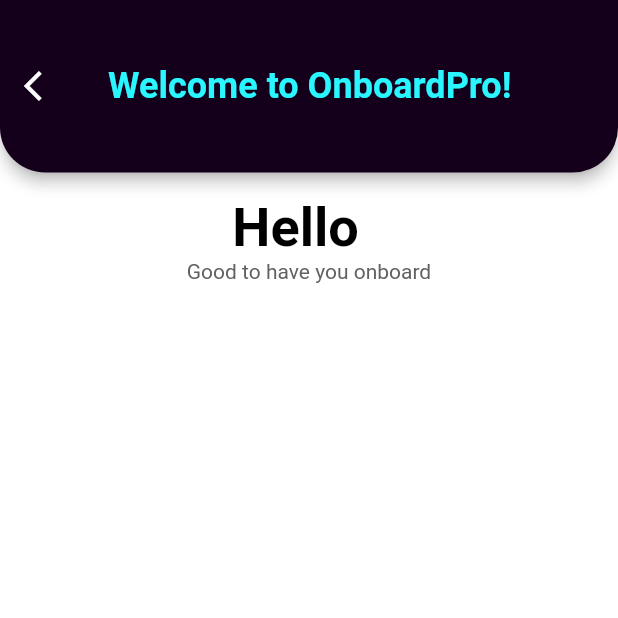
After one commit to sonusahu05/Hackathon, a Flutter app: the Good screen opened by its route, on a phone screen of 412 x 824 dp, the top half of it. The commit adds this screen. Run offline on Flutter 3.47's test engine with Material 2 defaults, Android fonts, the phone set to English and light mode, and no system bars; our stand-ins replace bloc, cloud_firestore, equatable, file_picker, firebase_auth, firebase_core and 9 more; missing offline and left inert: dart:ffi, encrypt, firebase_ml_vision, flutter_face_api, govt_documents_validator, scroll_page_view and 1 more; accounts and stored records are empty; project files that could hold a hidden picture were left out; key blocks and very long unbroken strings in the code were emptied for the run.

Commit message:
onboarding done

```diff
--- a/onboardpro/lib/constants/routes.dart
+++ b/onboardpro/lib/constants/routes.dart
@@ -27,3 +27,4 @@
 const back = "/back.dart/";
 const steps = "/steps.dart/";
 const face = "/face.dart/";
+const good = "/good.dart/";
--- a/onboardpro/lib/main.dart
+++ b/onboardpro/lib/main.dart
@@ -3,13 +3,13 @@
 import 'package:onboardpro/services/auth/firebase_auth_provider.dart';
 import 'package:onboardpro/views/common_view.dart';
 import 'package:onboardpro/views/onboard/face.dart';
+import 'package:onboardpro/views/onboard/good_to_go.dart';
 import 'package:onboardpro/views/onboard/onboard.dart';
 import 'package:onboardpro/views/onboard/verify.dart';
 import 'package:onboardpro/views/onboard/step1.dart';
 import 'package:onboardpro/views/onboard/onboard_register.dart';
 import 'package:onboardpro/views/onboard/onboarding_form_view.dart';
 import 'package:onboardpro/views/onboard/step2.dart';
-import 'package:onboardpro/views/onboard/step3.dart';
 import 'package:onboardpro/views/profile/about.dart';
 import 'package:onboardpro/views/profile/profile.dart';
 import 'package:flutter/material.dart';
@@ -65,7 +65,7 @@
         onboardingRegister: (context) => const OnboardRegister(),
         onboarding: (context) => const OnboardingView(),
         step2: (context) => const Step2(),
-        // step3: (context) => const Step3(),
+        good: (context) => const Good(),
         steps:(context) => const OnboardingSteps(),
         face :(context) => const FaceIO(),
       },
--- /dev/null
+++ b/onboardpro/lib/views/onboard/good_to_go.dart
@@ -0,0 +1,202 @@
+import 'dart:convert';
+import 'dart:ffi';
+
+import 'package:file_picker/file_picker.dart';
+import 'package:flutter/material.dart';
+import 'package:flutter_svg/flutter_svg.dart';
+// import 'package:google_ml_kit/google_ml_kit.dart';
+import 'package:govt_documents_validator/govt_documents_validator.dart';
+import 'package:firebase_ml_vision/firebase_ml_vision.dart';
+import 'package:encrypt/encrypt.dart' as encrypt;
+import 'package:onboardpro/services/cloud/onboard/cloud_onboard.dart';
+import 'package:onboardpro/services/cloud/onboard/firebase_cloud_onboard_storage.dart';
+import 'package:onboardpro/services/cloud/onboard/firebase_storage.dart';
+import 'package:onboardpro/utilities/generics/get_arguments.dart';
+import 'dart:async';
+import 'dart:io';
+import 'package:cloud_firestore/cloud_firestore.dart';
+import 'package:string_similarity/string_similarity.dart';
+
+class Good extends StatefulWidget {
+  const Good({super.key});
+
+  @override
+  State<Good> createState() => _GoodState();
+}
+
+class _GoodState extends State<Good> {
+  bool textScanning = false;
+  late String _imageUrl;
+  File? _imageFile;
+  String scannedText = "";
+  // final _textRecognizer = TextRecognizer();
+  String _idNum = "";
+  String _nameData = "";
+  String _emailData = "";
+  String _surname = "";
+  String _mobilenumber = "";
+  String _gender = "";
+  String _address = "";
+  String _docVerify = "";
+  String _imgUrl = "";
+  String _dob = "";
+  String _mobileVerify = "";
+  String _faceVerify = "";
+  String _nameData2 = "";
+  String _surname2 = "";
+  late DateTime dateTime;
+  late DateTime lastDate;
+  CloudOnboard? _concession;
+  late final FirebaseCloudStorageOnboard _concessionService;
+  Future<void> getExistingOnboard(BuildContext context) async {
+    final widgetConcession = context.getArgument<CloudOnboard>();
+    _concession = widgetConcession;
+
+    if (widgetConcession != null) {
+      _emailData = widgetConcession.email;
+      _mobilenumber = widgetConcession.mobileNumber;
+      _surname = widgetConcession.surname;
+      _address = widgetConcession.address;
+      _dob = widgetConcession.dob;
+      _gender = widgetConcession.gender;
+      _docVerify = widgetConcession.docVerified;
+      _mobileVerify = widgetConcession.mobileVerified;
+      _faceVerify = widgetConcession.faceVerified;
+      _imgUrl = widgetConcession.imageUrl;
+      _nameData = widgetConcession.name;
+      final keyBytes2 = base64.decode(widgetConcession.key);
+      final ivBytes2 = base64.decode(widgetConcession.iv);
+      _idNum = widgetConcession.idNum;
+      final key2 = encrypt.Key(keyBytes2);
+      final iv2 = encrypt.IV(ivBytes2);
+      final encrypter2 = encrypt.Encrypter(encrypt.AES(key2));
+      _nameData2 = encrypter2.decrypt64(widgetConcession.name, iv: iv2);
+      _surname2 = encrypter2.decrypt64(widgetConcession.surname, iv: iv2);
+    }
+    print(_nameData);
+  }
+
+  @override
+  void initState() {
+    super.initState();
+    _concessionService = FirebaseCloudStorageOnboard();
+  }
+
+  @override
+  void dispose() {
+    super.dispose();
+    // _textRecognizer.close();
+  }
+
+  _getSimilarity(String str1, String str2) {
+    final similarity = str1.similarityTo(str2);
+    return similarity;
+  }
+
+  void _saveConcessionIfTextNotEmpty() async {
+    final concession = _concession;
+    if (concession != null) {
+      await _concessionService.updateOnboard(
+        documentOnboardId: concession.documentOnboardId,
+        email: _emailData,
+        name: _nameData,
+        surname: _surname,
+        mobileNumber: _mobilenumber,
+        dob: _dob,
+        address: _address,
+        docVerified: _docVerify,
+        imageUrl: _imgUrl,
+        gender: _gender,
+        mobileVerified: _mobileVerify,
+        faceVerified: _faceVerify,
+        idNum: _idNum,
+      );
+    }
+  }
+
+  @override
+  Widget build(BuildContext context) {
+    final Storage storage = Storage();
+    return Scaffold(
+      backgroundColor: Colors.white,
+      appBar: AppBar(
+        backgroundColor: const Color(0xff15001C),
+        toolbarHeight: 115,
+        automaticallyImplyLeading: false,
+        shape: const RoundedRectangleBorder(
+          borderRadius: BorderRadius.only(
+            bottomLeft: Radius.circular(30),
+            bottomRight: Radius.circular(30),
+          ),
+        ),
+        centerTitle: true,
+        title: const Text(
+          'Welcome to OnboardPro!',
+          style: TextStyle(
+            color: Color(0xff2af6ff),
+            fontSize: 24,
+            fontWeight: FontWeight.w600,
+          ),
+          textAlign: TextAlign.center,
+          overflow: TextOverflow.visible,
+        ),
+        leading: GestureDetector(
+          onTap: () {
+            Navigator.of(context).pop();
+          },
+          child: const Icon(
+            Icons.arrow_back_ios,
+          ),
+        ),
+        flexibleSpace: Container(
+          alignment: Alignment.centerLeft,
+          padding: const EdgeInsets.only(
+            left: 31.0,
+          ),
+        ),
+      ),
+      body: Container(
+        padding: const EdgeInsets.all(16.0),
+        child: SingleChildScrollView(
+          child: Column(
+            children: [
+              FutureBuilder(
+                future: getExistingOnboard(context),
+                builder: ((context, snapshot) {
+                  switch (snapshot.connectionState) {
+                    case ConnectionState.done:
+                      return Center(
+                        child: Column(
+                          children: [
+                            Text(
+                              "Hello $_nameData2 $_surname2",
+                              style: const TextStyle(
+                                fontSize: 36,
+                                fontWeight: FontWeight.bold,
+                                color: Colors.black,
+                              ),
+                            ),
+                            Text(
+                              "Good to have you onboard",
+                              style: TextStyle(
+                                fontSize: 14,
+                                fontWeight: FontWeight.normal,
+                                color: Colors.grey[700],
+                              ),
+                            ),
+                          ],
+                        ),
+                      );
+
+                    default:
+                      return const CircularProgressIndicator();
+                  }
+                }),
+              ),
+            ],
+          ),
+        ),
+      ),
+    );
+  }
+}
```
Also changed, not shown: onboardpro/lib/views/onboard/onboard.dart (+12 -1 lines), onboardpro/lib/views/onboard/step3.dart (deleted, +0 -277 lines), onboardpro/lib/views/onboard/customer_details.dart (deleted).
